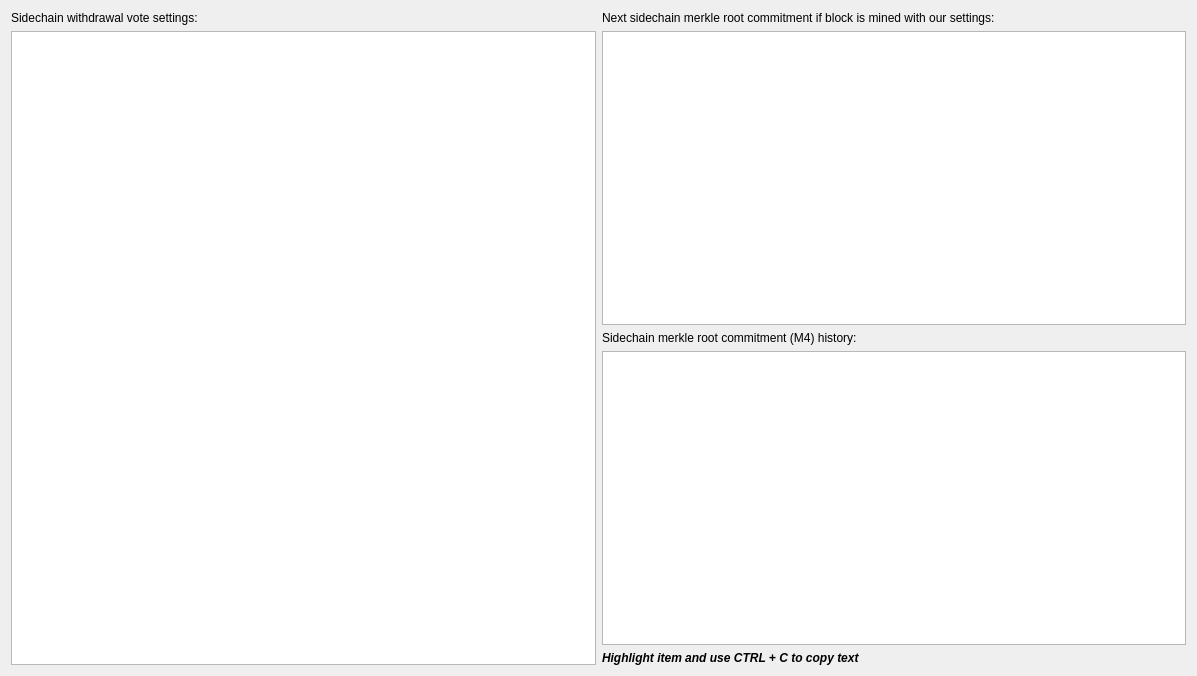
Above: src/qt/forms/scdbmerkleroothistorydialog.ui from torkelrogstad/mainchain before the change. Below: the same form after it.
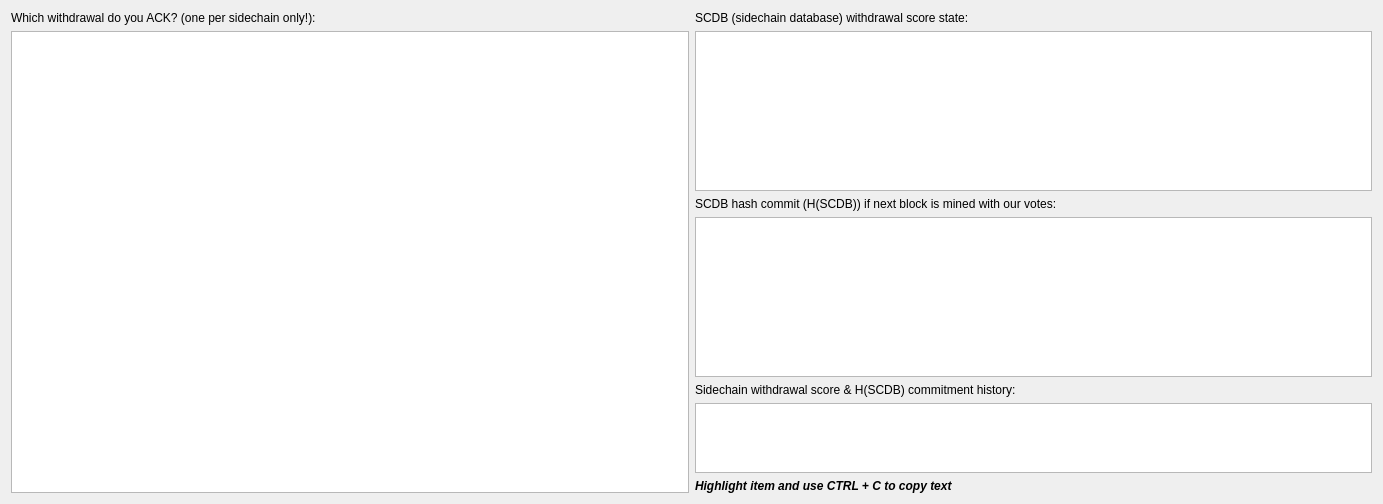
That is the form after the change.

Commit message: Add next SCDB state text to M4 explorer dialog

```diff
--- a/src/qt/forms/scdbmerkleroothistorydialog.ui
+++ b/src/qt/forms/scdbmerkleroothistorydialog.ui
@@ -6,8 +6,8 @@
    <rect>
     <x>0</x>
     <y>0</y>
-    <width>1197</width>
-    <height>676</height>
+    <width>1383</width>
+    <height>504</height>
    </rect>
   </property>
   <property name="windowTitle">
@@ -27,7 +27,7 @@
        <item>
         <widget class="QLabel" name="label_4">
          <property name="text">
-          <string>Sidechain withdrawal vote settings:</string>
+          <string>Which withdrawal do you ACK? (one per sidechain only!):</string>
          </property>
         </widget>
        </item>
@@ -73,10 +73,33 @@
        <property name="bottomMargin">
         <number>0</number>
        </property>
+       <item>
+        <widget class="QLabel" name="label_5">
+         <property name="text">
+          <string>SCDB (sidechain database) withdrawal score state:</string>
+         </property>
+        </widget>
+       </item>
+       <item>
+        <layout class="QVBoxLayout" name="verticalLayout_6">
+         <property name="bottomMargin">
+          <number>0</number>
+         </property>
+         <item>
+          <widget class="QTextBrowser" name="textBrowserSCDB">
+           <property name="font">
+            <font>
+             <family>Noto Mono</family>
+            </font>
+           </property>
+          </widget>
+         </item>
+        </layout>
+       </item>
        <item>
         <widget class="QLabel" name="label_3">
          <property name="text">
-          <string>Next sidechain merkle root commitment if block is mined with our settings:</string>
+          <string>SCDB hash commit (H(SCDB)) if next block is mined with our votes:</string>
          </property>
         </widget>
        </item>
@@ -110,7 +133,7 @@
        <item>
         <widget class="QLabel" name="label_2">
          <property name="text">
-          <string>Sidechain merkle root commitment (M4) history:</string>
+          <string>Sidechain withdrawal score &amp; H(SCDB) commitment history:</string>
          </property>
         </widget>
        </item>
```
The commit also changes 2 other files.
